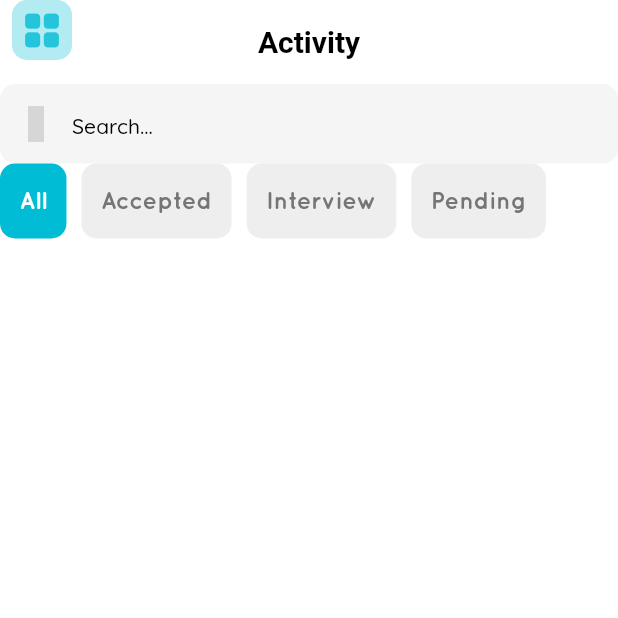
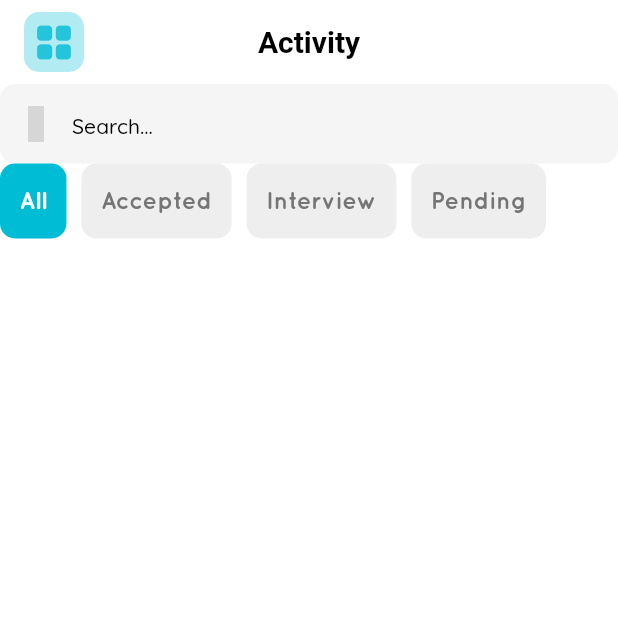
Before and after one commit to acromondx/Flutter-UI-Clones, a Flutter app: the ActivityScreen screen opened directly, on a phone screen of 412 x 824 dp, the top half of it. Run offline on Flutter 3.47's test engine with Material 2 defaults, Android fonts, the phone set to English and light mode, and no system bars; our stand-ins replace custom_sliding_segmented_control, flutter_svg, iconly; grey boxes are pictures that could not be loaded.

Commit message:
CustomAppBar revamped!

```diff
--- a/jobfinder_ui/lib/src/components/custom_appbar.dart
+++ b/jobfinder_ui/lib/src/components/custom_appbar.dart
@@ -1,22 +1,24 @@
-// ignore_for_file: public_member_api_docs, sort_constructors_first
+// ignore_for_file: public_member_api_docs, sort_constructors_first, must_be_immutable
 import 'package:flutter/material.dart';
 
 import '../theme/colors.dart';
 
 class CustomAppBar extends StatelessWidget implements PreferredSizeWidget {
-  // final Job selectedJob;
   final String title;
   final IconData prefixIcon;
+  final bool showSuffixIcon;
+  final void Function()? onPrefixTap;
+
   IconData? suffixIcon;
-  final void Function()? onPrefixTap;
-  CustomAppBar({
-    Key? key,
-    // required this.selectedJob,
-    required this.title,
-    this.prefixIcon = Icons.grid_view_rounded,
-    this.suffixIcon,
-    this.onPrefixTap,
-  }) : super(key: key);
+  CustomAppBar(
+      {Key? key,
+      // required this.selectedJob,
+      required this.title,
+      this.prefixIcon = Icons.grid_view_rounded,
+      this.suffixIcon,
+      this.onPrefixTap,
+      this.showSuffixIcon = true})
+      : super(key: key);
 
   @override
   Size get preferredSize => const Size.fromHeight(kToolbarHeight);
@@ -31,11 +33,7 @@ class CustomAppBar extends StatelessWidget implements PreferredSizeWidget {
           child: AppBarIcon(icon: prefixIcon),
         ),
         title: Text(title),
-        actions: [
-          AppBarIcon(
-            icon: suffixIcon!,
-          )
-        ],
+        actions: showSuffixIcon ? [AppBarIcon(icon: suffixIcon!)] : [],
         centerTitle: true,
       ),
     );
--- a/jobfinder_ui/lib/src/screens/activity_screen.dart
+++ b/jobfinder_ui/lib/src/screens/activity_screen.dart
@@ -10,10 +10,7 @@ class ActivityScreen extends StatelessWidget {
   @override
   Widget build(BuildContext context) {
     return Scaffold(
-      appBar: AppBar(
-        leading: const AppBarIcon(icon: Icons.grid_view_rounded),
-        title: const Text('Activity'),
-      ),
+      appBar: CustomAppBar(title: 'Activity', showSuffixIcon: false),
       body: Column(children: [
         const SearchBox(showFilterButton: false, isHome: false),
         SelectableButtons(
```
Also changed, not shown: jobfinder_ui/lib/src/screens/home_screen.dart (+5 -7 lines), jobfinder_ui/lib/src/screens/saved_jobs_screen.dart (+1 -8 lines).
